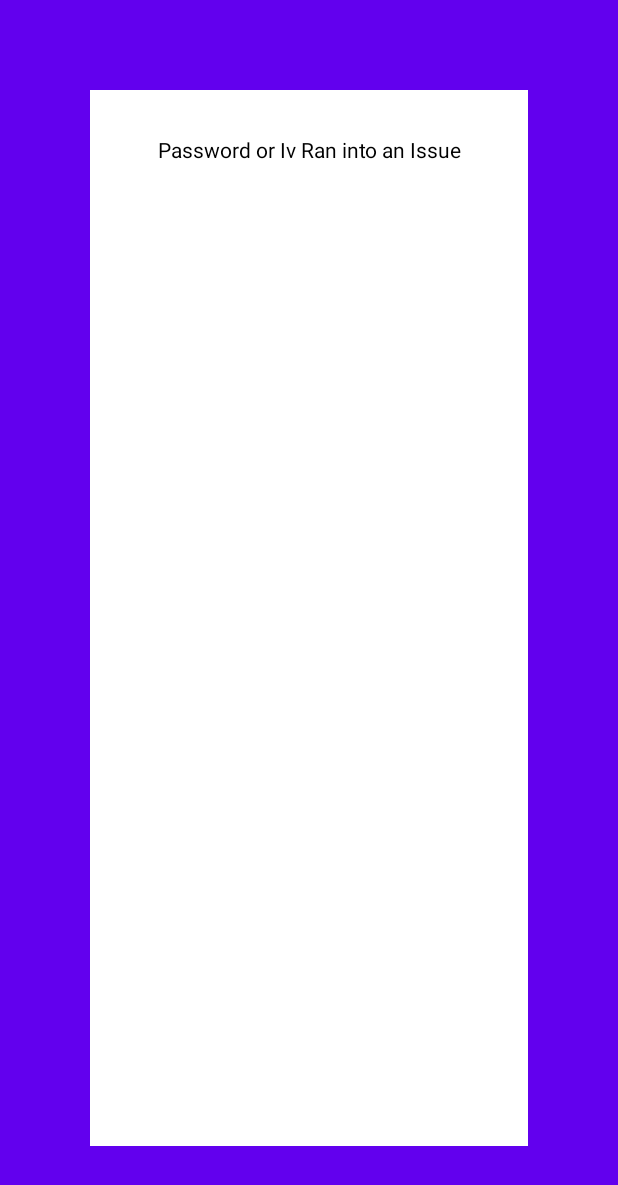
After one commit to DJ475/PasSave-Vault-Password-Manager, an Android app: the DetailedPassDecrypt screen opened directly, with no data from a screen before it, on a phone screen of 412 x 824 dp. The commit adds this screen. Shown: the top 1185 px of the screen. Run offline under Robolectric (Android 15) with nearby library versions, the phone set to English and light mode, and no system bars.

Commit message:
All Encryption and Decryption Completed(Bug Fixed Stage 0.00)

```diff
--- /dev/null
+++ b/app/src/main/java/com/example/passavevault/DetailedPassDecrypt.kt
@@ -0,0 +1,46 @@
+package com.example.passavevault
+
+import android.os.Bundle
+import android.widget.TextView
+import androidx.activity.enableEdgeToEdge
+import androidx.appcompat.app.AppCompatActivity
+import androidx.core.view.ViewCompat
+import androidx.core.view.WindowInsetsCompat
+
+class DetailedPassDecrypt : AppCompatActivity() {
+    private lateinit var textViewPassword: TextView
+    override fun onCreate(savedInstanceState: Bundle?) {
+        super.onCreate(savedInstanceState)
+        enableEdgeToEdge()
+        setContentView(R.layout.activity_detailed_pass_decrypt)
+        ViewCompat.setOnApplyWindowInsetsListener(findViewById(R.id.main)) { v, insets ->
+            val systemBars = insets.getInsets(WindowInsetsCompat.Type.systemBars())
+            v.setPadding(systemBars.left, systemBars.top, systemBars.right, systemBars.bottom)
+            insets
+        }
+        textViewPassword = findViewById(R.id.IdTextviewDecrypted)
+
+
+        var getPass = intent.getByteArrayExtra("extractedPassword")
+        var getIV = intent.getByteArrayExtra("extractedIV")
+
+        if(getPass != null && getIV != null)
+        {
+            var decryptString = Cipher_E_D().decryptInfo(getPass,getIV)
+
+            if(decryptString.isEmpty())
+            {
+                textViewPassword.text = "Password Not Found"
+
+            }
+            else
+            {
+                textViewPassword.text = decryptString
+            }
+        }
+        else
+        {
+            textViewPassword.text = "Password or Iv Ran into an Issue"
+        }
+    }
+}
--- /dev/null
+++ b/app/src/main/res/layout/activity_detailed_pass_decrypt.xml
@@ -0,0 +1,23 @@
+<?xml version="1.0" encoding="utf-8"?>
+<LinearLayout xmlns:android="http://schemas.android.com/apk/res/android"
+    xmlns:app="http://schemas.android.com/apk/res-auto"
+    xmlns:tools="http://schemas.android.com/tools"
+    android:id="@+id/main"
+    android:layout_width="match_parent"
+    android:layout_height="match_parent"
+    android:orientation="vertical"
+    tools:context=".DetailedPassDecrypt"
+    android:background="@color/blue">
+
+    <TextView
+        android:id="@+id/IdTextviewDecrypted"
+        android:layout_width="match_parent"
+        android:layout_height="match_parent"
+        android:padding="30dp"
+        android:layout_margin="60dp"
+        android:background="@color/white"
+        android:textColor="@color/black"
+        android:textAlignment="center">
+    </TextView>
+
+</LinearLayout>
--- a/app/src/main/res/layout/activity_stored_pass.xml
+++ b/app/src/main/res/layout/activity_stored_pass.xml
@@ -13,7 +13,7 @@
         android:id="@+id/toolbarActivityStore"
         android:layout_width="match_parent"
         android:layout_height="wrap_content"
-        android:background="?attr/colorPrimary"
+        android:background="@color/blue"
         android:minHeight="?attr/actionBarSize"
         android:theme="?attr/actionBarTheme" />
 
@@ -67,6 +67,7 @@
             android:layout_weight="0.75"
             android:text="@string/StringEncryptButton"
             android:textSize="25sp"
+            android:backgroundTint="@color/blue"
             app:cornerRadius="0dp">
         </Button>
 
@@ -87,6 +88,7 @@
             android:text="@string/SuggestStrongPass"
             android:textColor="@color/white"
             android:textColorLink="#787878"
+            android:backgroundTint="@color/blue"
             android:textSize="20sp"
             app:cornerRadius="0dp">
 
--- a/app/src/main/res/layout/fragment_login.xml
+++ b/app/src/main/res/layout/fragment_login.xml
@@ -56,12 +56,13 @@
             android:layout_marginTop="16dp"
             android:layout_marginEnd="48dp"
             android:layout_marginBottom="64dp"
+            android:backgroundTint="@color/blue"
             app:cornerRadius="0dp"
             android:text="@string/signINButtonString"
             />
 
         <ProgressBar
-            android:id="@+id/loadingBarRegister"
+            android:id="@+id/loadingBarLogin"
             android:layout_width="match_parent"
             android:layout_height="63dp"
             android:layout_gravity="center"
--- a/app/src/main/res/layout/fragment_new_user.xml
+++ b/app/src/main/res/layout/fragment_new_user.xml
@@ -60,6 +60,7 @@
         android:layout_marginTop="16dp"
         android:layout_marginEnd="48dp"
         android:layout_marginBottom="64dp"
+        android:backgroundTint="@color/blue"
         app:cornerRadius="0dp"
         android:text="@string/RegisterButtonString"
         />
--- a/app/src/main/res/values/colors.xml
+++ b/app/src/main/res/values/colors.xml
@@ -2,4 +2,5 @@
 <resources>
     <color name="black">#FF000000</color>
     <color name="white">#FFFFFFFF</color>
+    <color name="blue">#6200EE</color>
 </resources>
--- a/gradle/libs.versions.toml
+++ b/gradle/libs.versions.toml
@@ -1,5 +1,6 @@
 [versions]
 agp = "8.7.2"
+commonsCodec = "1.15"
 jbcrypt = "0.4"
 kotlin = "1.9.24"
 coreKtx = "1.15.0"
@@ -17,6 +18,7 @@ sqlcipherAndroid = "4.6.1"
 
 [libraries]
 androidx-core-ktx = { group = "androidx.core", name = "core-ktx", version.ref = "coreKtx" }
+commons-codec = { module = "common-codec:commons-codec", version.ref = "commonsCodec" }
 jbcrypt = { module = "org.mindrot:jbcrypt", version.ref = "jbcrypt" }
 junit = { group = "junit", name = "junit", version.ref = "junit" }
 androidx-junit = { group = "androidx.test.ext", name = "junit", version.ref = "junitVersion" }
```
Also changed, not shown: app/src/main/AndroidManifest.xml (+4 -3 lines), app/src/main/java/com/example/passavevault/Cipher_E_D.kt (+72 -47 lines), app/src/main/java/com/example/passavevault/ItemAdapter.kt (added, +76 -0 lines), app/src/main/java/com/example/passavevault/LoginFragment.kt (+39 -10 lines), app/src/main/java/com/example/passavevault/MainActivity.kt (+23 -1 lines), app/src/main/java/com/example/passavevault/StoredPassActivity.kt (+50 -40 lines), app/src/main/res/layout/recyclerlayout.xml (added, +22 -0 lines).
